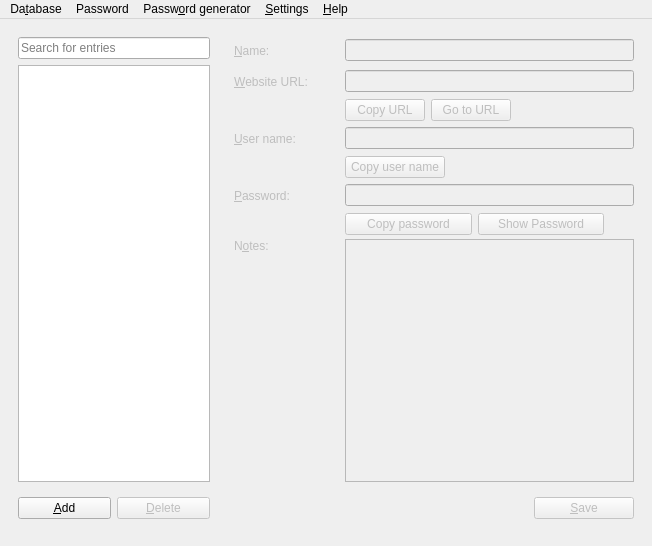
This is MainWindow.ui in veaceslav/qpass-qt5 as Qt 5 draws it before an edit. The edited form follows.
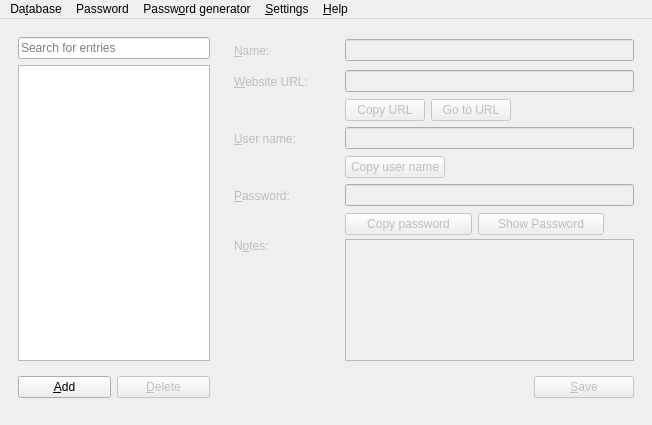
This is the edited form.

Commit message: Changed default MainWindow size

Diff of the .ui file:
```diff
--- a/MainWindow.ui
+++ b/MainWindow.ui
@@ -7,7 +7,7 @@
     <x>0</x>
     <y>0</y>
     <width>652</width>
-    <height>546</height>
+    <height>425</height>
    </rect>
   </property>
   <property name="windowTitle">
```
Left out of the diff: 2 changed lines with no effect on the pictures. The commit also changes 1 other file.
